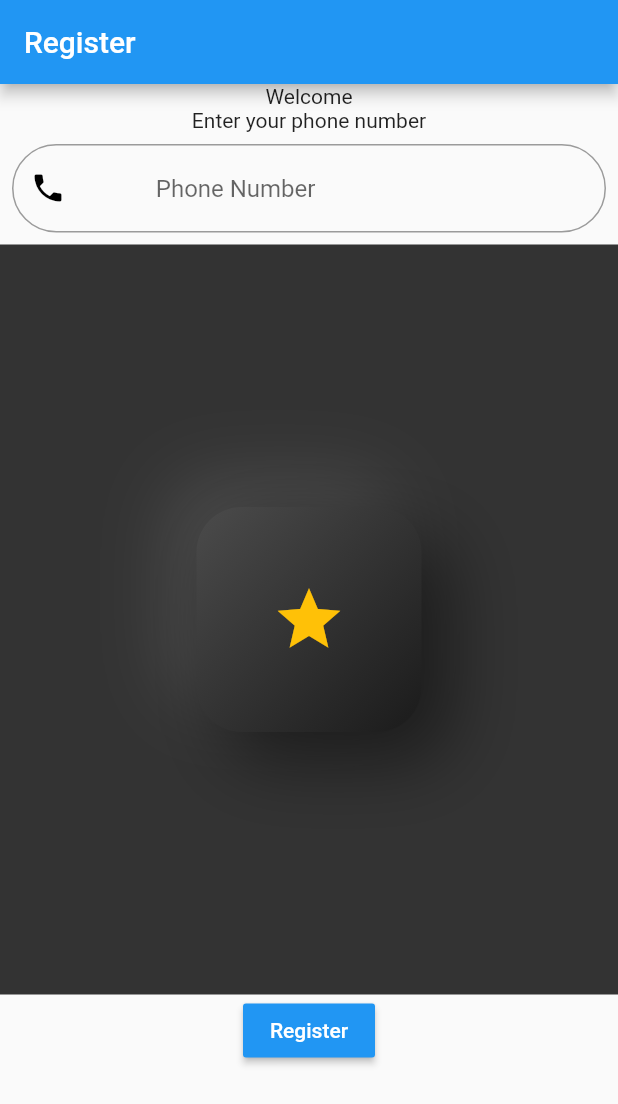
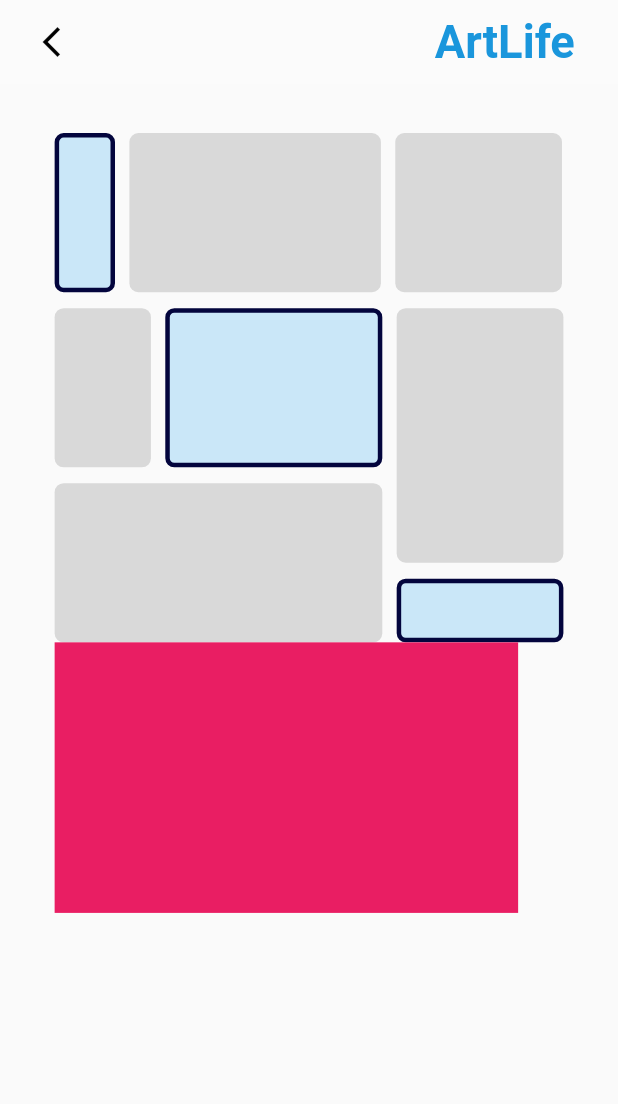
Before and after one commit to geraldbahati/project-unbowed, a Flutter app: the screen it shows after launch, on a phone screen of 412 x 824 dp. Shown: the top 1104 px of the screen. Run offline on Flutter 3.47's test engine with Material 2 defaults, Android fonts, the phone set to English and light mode, and no system bars; our stand-ins replace sizer; Roboto replaces fonts that are missing (Poppins).

Commit message:
first commit - handliing the images design

```diff
--- a/frontend/mobile-app/unbowed_flutter/lib/main.dart
+++ b/frontend/mobile-app/unbowed_flutter/lib/main.dart
@@ -1,7 +1,7 @@
 import 'package:flutter/material.dart';
 import 'package:sizer/sizer.dart';
-import 'package:unbowed_flutter/presentation/router/my_routes.dart';
-import 'package:unbowed_flutter/presentation/views/register_pages/register_page.dart';
+import 'presentation/router/my_routes.dart';
+import 'presentation/views/landing_pages/landing1.dart';
 
 void main() {
   runApp(const MyApp());
@@ -34,7 +34,7 @@ class _MyAppState extends State<MyApp> {
                 primarySwatch: Colors.blue,
               ),
               // onGenerateRoute: _appRouter.onGenerateRoute,
-              home: RegisterPage(),
+              home: LandingPage(),
             ));
   }
 }
--- /dev/null
+++ b/frontend/mobile-app/unbowed_flutter/lib/presentation/styles/custom_box_decorators.dart
@@ -0,0 +1,15 @@
+import 'package:flutter/material.dart';
+
+final animatedBoxDecoration = BoxDecoration(
+  color: const Color.fromRGBO(202, 231, 248, 1),
+  borderRadius: BorderRadius.circular(6),
+  border: Border.all(
+    color: const Color.fromRGBO(3, 5, 61, 1),
+    width: 3,
+  ),
+);
+
+final greyBoxDecoration = BoxDecoration(
+  color: const Color.fromRGBO(217, 217, 217, 1),
+  borderRadius: BorderRadius.circular(6),
+);
--- /dev/null
+++ b/frontend/mobile-app/unbowed_flutter/lib/presentation/styles/text_styling.dart
@@ -0,0 +1,9 @@
+import 'package:flutter/material.dart';
+import 'package:sizer/sizer.dart';
+
+TextStyle appBarTextStyle = TextStyle(
+  color: const Color.fromRGBO(26, 150, 220, 1),
+  fontSize: 22.sp,
+  fontWeight: FontWeight.bold,
+  fontFamily: "Poppins",
+);
--- /dev/null
+++ b/frontend/mobile-app/unbowed_flutter/lib/presentation/views/landing_pages/landing1.dart
@@ -0,0 +1,163 @@
+import 'package:flutter/material.dart';
+import 'package:unbowed_flutter/presentation/styles/custom_box_decorators.dart';
+
+import '../../styles/text_styling.dart';
+import 'package:sizer/sizer.dart';
+
+class LandingPage extends StatelessWidget {
+  const LandingPage({super.key});
+
+  @override
+  Widget build(BuildContext context) {
+    return Scaffold(
+      appBar: AppBar(
+        elevation: 0,
+        backgroundColor: Colors.white24,
+        leading: Padding(
+          padding: EdgeInsets.only(left: 3.1.w),
+          child: IconButton(
+            onPressed: () {},
+            icon: const Icon(
+              Icons.arrow_back_ios_new,
+              color: Colors.black,
+            ),
+          ),
+        ),
+        title: Container(
+          padding: EdgeInsets.only(right: 3.1.w),
+          alignment: Alignment.centerRight,
+          child: Text(
+            'ArtLife',
+            style: appBarTextStyle,
+            textAlign: TextAlign.end,
+          ),
+        ),
+      ),
+
+      // body
+      body: SingleChildScrollView(
+        child: Container(
+          padding: EdgeInsets.only(left: 8.84.w, right: 8.8.w, top: 3.97.h),
+          child: Column(
+            mainAxisAlignment: MainAxisAlignment.start,
+            crossAxisAlignment: CrossAxisAlignment.start,
+            children: [
+              // images part
+              Column(
+                mainAxisAlignment: MainAxisAlignment.start,
+                crossAxisAlignment: CrossAxisAlignment.start,
+                children: [
+                  // image 1
+                  Row(
+                    mainAxisAlignment: MainAxisAlignment.start,
+                    crossAxisAlignment: CrossAxisAlignment.start,
+                    children: [
+                      // first animation tile
+                      Container(
+                        width: 9.77.w,
+                        height: 12.876.h,
+                        decoration: animatedBoxDecoration,
+                      ),
+
+                      // 2nd image tile
+                      Padding(
+                        // 10 pixels
+                        padding:
+                            EdgeInsets.symmetric(horizontal: 2.325581395.w),
+                        child: Container(
+                          width: 40.698.w,
+                          height: 12.876.h,
+                          decoration: greyBoxDecoration,
+                        ),
+                      ),
+
+                      // 3rd image tile
+                      Container(
+                        width: 26.977.w,
+                        height: 12.876.h,
+                        decoration: greyBoxDecoration,
+                      ),
+                    ],
+                  ),
+
+                  SizedBox(height: 1.28755.h),
+
+                  // images 2
+                  Row(
+                    mainAxisAlignment: MainAxisAlignment.start,
+                    crossAxisAlignment: CrossAxisAlignment.start,
+                    children: [
+                      // column images tile
+                      Column(
+                        mainAxisAlignment: MainAxisAlignment.start,
+                        crossAxisAlignment: CrossAxisAlignment.start,
+                        children: [
+                          // 1st images tile
+                          Row(
+                            mainAxisAlignment: MainAxisAlignment.start,
+                            crossAxisAlignment: CrossAxisAlignment.start,
+                            children: [
+                              // 2nd image tile
+                              Container(
+                                width: 15.58.w,
+                                height: 12.876.h,
+                                decoration: greyBoxDecoration,
+                              ),
+
+                              // second animation tile
+                              Padding(
+                                padding: EdgeInsets.symmetric(
+                                    horizontal: 2.325581395.w),
+                                child: Container(
+                                  width: 35.116.w,
+                                  height: 12.876.h,
+                                  decoration: animatedBoxDecoration,
+                                ),
+                              ),
+                            ],
+                          ),
+                          SizedBox(height: 1.28755.h),
+                          // 2nd image tile
+                          Container(
+                            width: 53.022325581.w,
+                            height: 12.876.h,
+                            decoration: greyBoxDecoration,
+                          ),
+                        ],
+                      ),
+
+                      // 3rd image tiles
+                      Column(
+                        mainAxisAlignment: MainAxisAlignment.start,
+                        crossAxisAlignment: CrossAxisAlignment.start,
+                        children: [
+                          Container(
+                            width: 26.977.w,
+                            height: 20.6.h,
+                            decoration: greyBoxDecoration,
+                          ),
+                          SizedBox(height: 1.28755.h),
+                          Container(
+                              width: 26.977.w,
+                              height: 5.15.h,
+                              decoration: animatedBoxDecoration)
+                        ],
+                      )
+                    ],
+                  )
+                ],
+              ),
+
+              // text part
+              Container(
+                width: 75.w,
+                height: 21.89.h,
+                color: Colors.pink,
+              )
+            ],
+          ),
+        ),
+      ),
+    );
+  }
+}
--- a/frontend/mobile-app/unbowed_flutter/pubspec.yaml
+++ b/frontend/mobile-app/unbowed_flutter/pubspec.yaml
@@ -38,6 +38,7 @@ dependencies:
   cupertino_icons: ^1.0.2
   sizer: ^2.0.15
   flutter_bloc: ^8.1.2
+  google_fonts: ^4.0.4
 
 dev_dependencies:
   flutter_test:
```
Also changed, not shown: frontend/mobile-app/unbowed_flutter/lib/presentation/styles/theme.dart (added), frontend/mobile-app/unbowed_flutter/pubspec.lock, 14 other files.
